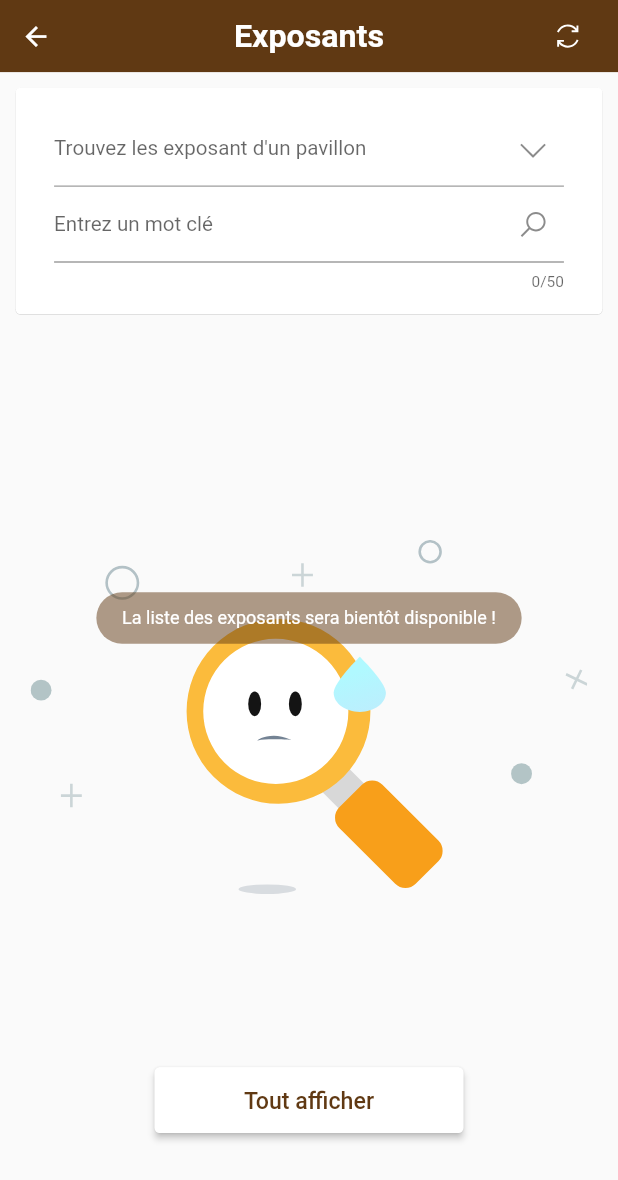
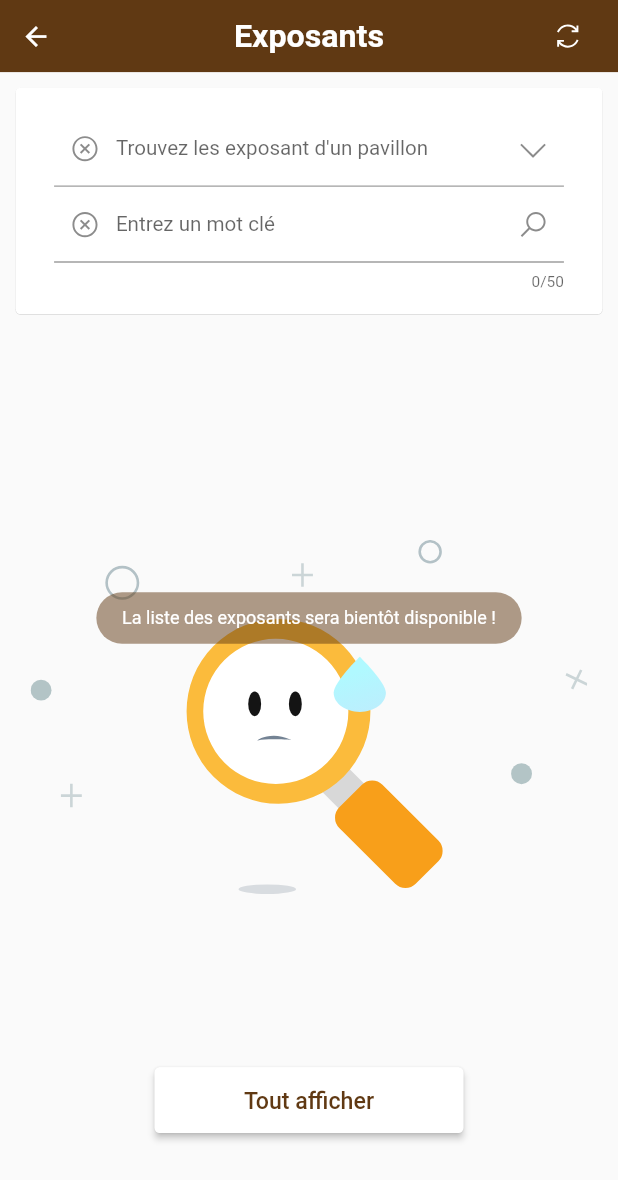
Before and after one commit to kiubiCoder/tfoire, a Flutter app: the ExposantsPage screen opened by its route, on a phone screen of 412 x 824 dp. Shown: the top 1180 px of the screen. Run offline on Flutter 3.47's test engine with Material 2 defaults, Android fonts, the phone set to English and light mode, and no system bars; drawn by our look-alikes of select_form_field; our stand-ins replace animated_text_kit, cached_network_image, carousel_slider, connectivity_plus, date_format, diacritic and 15 more; missing offline and left inert: flutter_phone_direct_caller; accounts and stored records are empty; network calls fail.

Commit message:
initialisation des champs et gestion des lite d'exposants
Signed-off-by: kiubiCoder <honobil2001@gmail.com>

```diff
--- a/lib/ui/ExposantsPage.dart
+++ b/lib/ui/ExposantsPage.dart
@@ -28,8 +28,8 @@ class _ExposantsPageState extends State<ExposantsPage> {
   String critere2 = "";
 
   //controllers de saaisie
-  final TextEditingController controller1 = TextEditingController();
-  final TextEditingController controller2 = TextEditingController();
+  final TextEditingController _controller1 = TextEditingController();
+  final TextEditingController _controller2 = TextEditingController();
 
   //liste de base
   List<ExposantModel> exposants = List.empty();
@@ -87,12 +87,21 @@ class _ExposantsPageState extends State<ExposantsPage> {
                 child: Column(
                   children: [
                     SelectFormField(
-                      controller: controller2,
+                      controller: _controller2,
                       type: SelectFormFieldType.dropdown, // or can be dialog,
                       items: pavillonItems,
                       decoration: InputDecoration(
                         labelText: 'Trouvez les exposant d\'un pavillon',
                         suffixIcon: Icon(LineIcons.angleDown),
+                        prefixIcon: IconButton(
+                          icon: Icon(LineIcons.timesCircle),
+                          onPressed: ()=>setState(() {
+                            _controller2.clear();
+                            if(_controller1 == ""){
+                              _exposantsRefresh();
+                            }
+                          }),
+                        )
                       ),
                       onChanged: (val){
                         critere2 = removeDiacritics(val.toLowerCase());
@@ -106,11 +115,20 @@ class _ExposantsPageState extends State<ExposantsPage> {
                       },
                     ),
                     TextField(
-                      controller: controller1,
+                      controller: _controller1,
                       maxLength: 50,
                       decoration: InputDecoration(
                         labelText: "Entrez un mot clé",
                         suffixIcon: Icon(LineIcons.search),
+                        prefixIcon: IconButton(
+                          icon: Icon(LineIcons.timesCircle),
+                          onPressed: ()=>setState(() {
+                            _controller1.clear();
+                            if(_controller2 == ""){
+                              _exposantsRefresh();
+                            }
+                          }),
+                        )
                       ),
                       //============== Action lors de la saisie
                       onChanged: (text){
@@ -167,8 +185,8 @@ class _ExposantsPageState extends State<ExposantsPage> {
                         onPressed: (){
                           _chargeExposants();
                           setState(() {
-                            controller1.clear();
-                            controller2.clear();
+                            _controller1.clear();
+                            _controller2.clear();
                           });
                         },
                         child: Text("Tout afficher",
@@ -299,6 +317,8 @@ class _ExposantsPageState extends State<ExposantsPage> {
 
   _chargeExposants(){
     setState(() {
+      _controller1.clear();
+      _controller2.clear();
       DBProvider.db.getAllExposant().then((value) {
         exposants = value;
         searchResult = exposants;
@@ -340,6 +360,12 @@ class _ExposantsPageState extends State<ExposantsPage> {
             gravity: ToastGravity.CENTER
         ));
       });
+    }else{
+      Fluttertoast.showToast(
+          msg: "Une connexion est nécessaire pour effectuer cette action...!",
+          backgroundColor: kDeepOrange.withOpacity(0.5),
+          gravity: ToastGravity.CENTER
+      );
     }
   }
 
@@ -347,6 +373,8 @@ class _ExposantsPageState extends State<ExposantsPage> {
   Future _exposantsRefresh() async{
     //rechargement de la liste
     setState(() {
+      _controller1.clear();
+      _controller2.clear();
       DBProvider.db.getAllExposant().then((value) {
         exposants = value;
         searchResult = exposants;
--- a/lib/ui/NewsPage.dart
+++ b/lib/ui/NewsPage.dart
@@ -244,6 +244,12 @@ class _NewsPageState extends State<NewsPage> {
             gravity: ToastGravity.CENTER
         ));
       });
+    }else{
+      Fluttertoast.showToast(
+          msg: "Une connexion est nécessaire pour effectuer cette action...!",
+          backgroundColor: kDeepOrange.withOpacity(0.5),
+          gravity: ToastGravity.CENTER
+      );
     }
   }
 
--- a/lib/utilitaires/Constants.dart
+++ b/lib/utilitaires/Constants.dart
@@ -251,6 +251,24 @@ final List<Map<String, dynamic>> pavillonItems = [
     'textStyle': TextStyle(color: kDeepOrange),
   },
   {
+    'value': 'restauration',
+    'label': 'Restauration',
+    'icon': Icon(Icons.check,color: Colors.deepOrange,),
+    'textStyle': TextStyle(color: kDeepOrange),
+  },
+  {
+    'value': 'shopping',
+    'label': 'Espace shopping',
+    'icon': Icon(Icons.check,color: Colors.deepOrange,),
+    'textStyle': TextStyle(color: kDeepOrange),
+  },
+  {
+    'value': 'kiosques',
+    'label': 'Kiosques',
+    'icon': Icon(Icons.check,color: Colors.deepOrange,),
+    'textStyle': TextStyle(color: kDeepOrange),
+  },
+  {
     'value': 'cetef',
     'label': 'CETEF',
     'icon': Icon(Icons.check,color: Colors.deepOrange,),
```
Also changed, not shown: lib/ui/AgendaPage.dart (+16 -3 lines), lib/ui/BoutiquesPage.dart (+49 -14 lines), lib/ui/GalleriePage.dart (+21 -2 lines).
